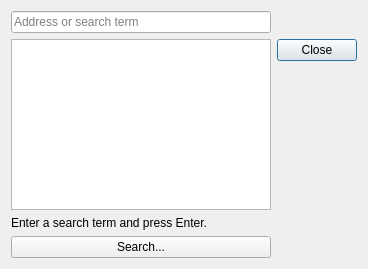
Old version of the form src/lib/GoToDialog.ui in the repository KDE/marble.
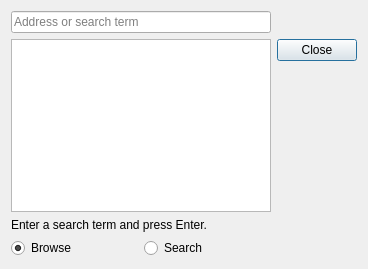
New version of the form.

Commit message: Make the mode switch more explicit.

The edit to the form file:
```diff
--- a/src/lib/GoToDialog.ui
+++ b/src/lib/GoToDialog.ui
@@ -14,7 +14,14 @@
    <string>Go To...</string>
   </property>
   <layout class="QGridLayout" name="gridLayout">
-   <item row="3" column="2">
+   <item row="0" column="0">
+    <widget class="QLineEdit" name="searchLineEdit">
+     <property name="placeholderText">
+      <string>Address or search term</string>
+     </property>
+    </widget>
+   </item>
+   <item row="1" column="0">
     <widget class="QListView" name="bookmarkListView">
      <property name="isWrapping" stdset="0">
       <bool>false</bool>
@@ -24,7 +31,7 @@
      </property>
     </widget>
    </item>
-   <item row="3" column="3">
+   <item row="1" column="1">
     <widget class="QDialogButtonBox" name="buttonBox">
      <property name="orientation">
       <enum>Qt::Vertical</enum>
@@ -34,14 +41,7 @@
      </property>
     </widget>
    </item>
-   <item row="2" column="2">
-    <widget class="QLineEdit" name="searchLineEdit">
-     <property name="placeholderText">
-      <string>Address or search term</string>
-     </property>
-    </widget>
-   </item>
-   <item row="4" column="2">
+   <item row="2" column="0">
     <widget class="QLabel" name="descriptionLabel">
      <property name="text">
       <string>Enter a search term and press Enter.</string>
@@ -51,18 +51,26 @@
      </property>
     </widget>
    </item>
-   <item row="5" column="2">
-    <widget class="QPushButton" name="searchButton">
+   <item row="3" column="0">
+    <layout class="QHBoxLayout" name="horizontalLayout">
+     <item>
+      <widget class="QRadioButton" name="browseButton">
      <property name="text">
-      <string>Search...</string>
-     </property>
-     <property name="checkable">
+        <string>Browse</string>
+       </property>
+       <property name="checked">
       <bool>true</bool>
      </property>
-     <property name="autoDefault">
-      <bool>false</bool>
-     </property>
-    </widget>
+      </widget>
+     </item>
+     <item>
+      <widget class="QRadioButton" name="searchButton">
+       <property name="text">
+        <string>Search</string>
+       </property>
+      </widget>
+     </item>
+    </layout>
    </item>
   </layout>
  </widget>
```
Lines whose indentation alone changed are shown as unchanged. The commit also changes 2 other files.
